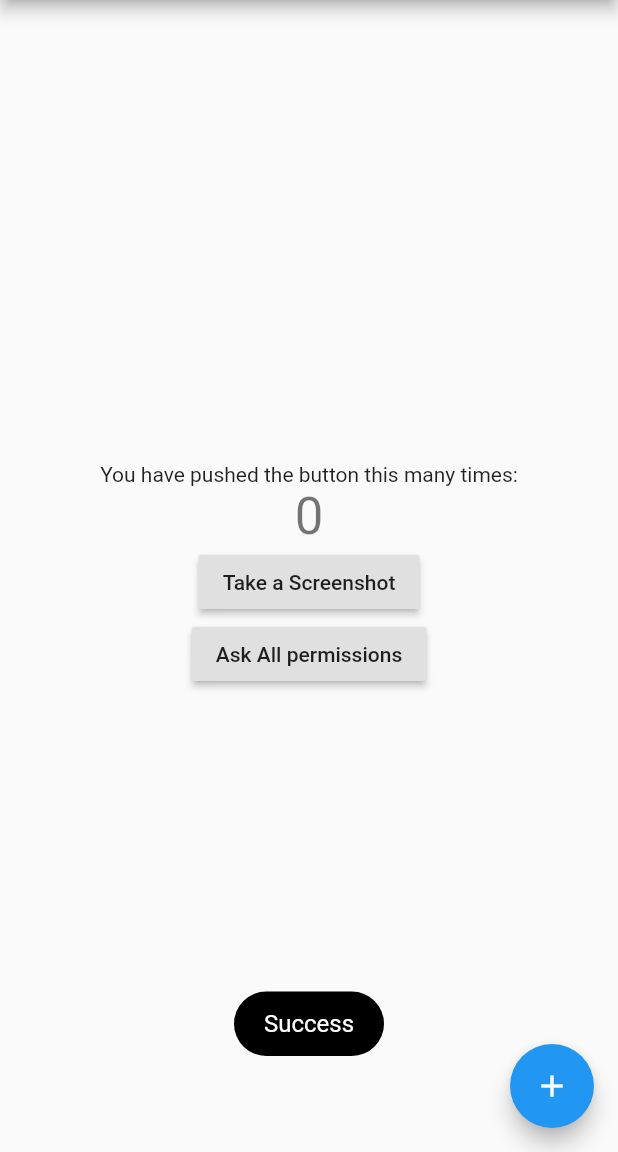
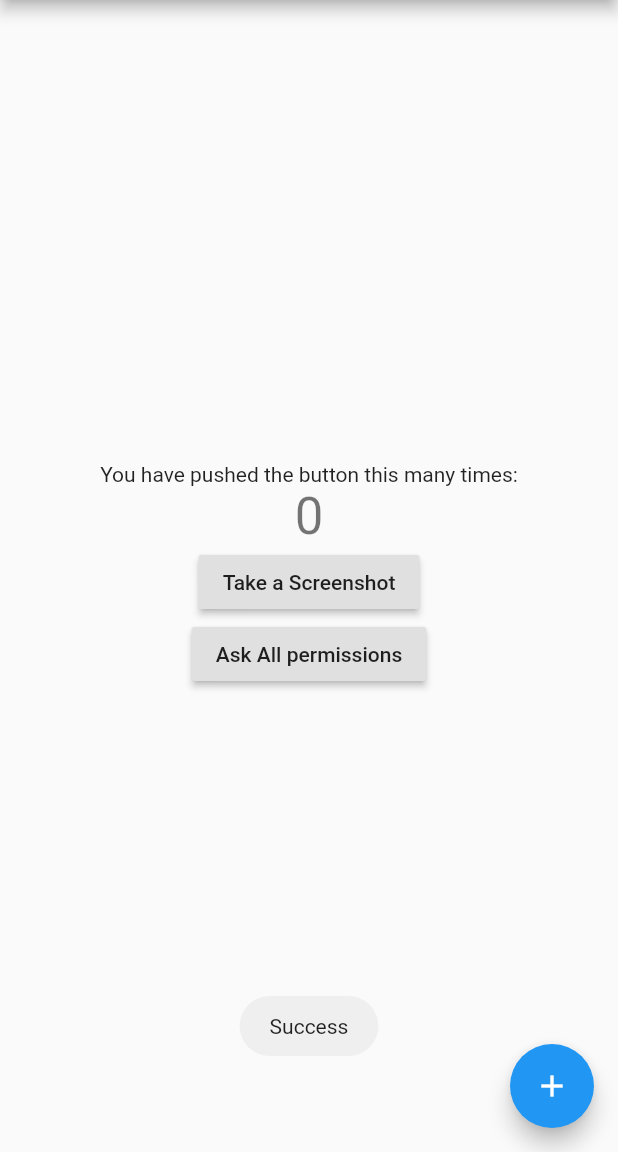
Before and after one commit to GAM3RG33K/flutter_demo_collection, a Flutter app: the screen it shows after launch, after a tap on "Take a Screenshot", on a phone screen of 412 x 824 dp, the part 84-1236 px from its top. Run offline on Flutter 3.47's test engine with Material 2 defaults, Android fonts, the phone set to English and light mode, and no system bars; our stand-ins replace bloc, equatable, flutter_bloc, fluttertoast, permission_handler, rxdart; missing offline and left inert: animation_demo, flutter_share_plugin.

```diff
--- a/flutter_screen_shot_demo/lib/main.dart
+++ b/flutter_screen_shot_demo/lib/main.dart
@@ -65,7 +65,9 @@ class _MyHomePageState extends State<MyHomePage> {
               style: Theme.of(context).textTheme.display1,
             ),
             new RaisedButton(
-              onPressed: () => GeneralUtils.takeScreenShot(previewContainer),
+              onPressed: () async {
+                await GeneralUtils.takeScreenShot(previewContainer);
+              },
               child: const Text('Take a Screenshot'),
             ),
             new RaisedButton(
--- a/flutter_screen_shot_demo/lib/utils/drawing_utils.dart
+++ b/flutter_screen_shot_demo/lib/utils/drawing_utils.dart
@@ -138,7 +138,11 @@ class DrawingUtils {
     var span = TextSpan(style: style, text: text);
 
     // get text painter to draw the text on the canvas
-    var textPainter = TextPainter(text: span);
+    var textPainter = TextPainter(
+        text: span,
+        textAlign: TextAlign.center,
+        textDirection: TextDirection.ltr);
+    textPainter.layout();
     return textPainter.width;
   }
 }
--- a/flutter_screen_shot_demo/lib/utils/general_utils.dart
+++ b/flutter_screen_shot_demo/lib/utils/general_utils.dart
@@ -2,7 +2,7 @@ import 'dart:io';
 import 'dart:typed_data';
 import 'dart:ui' as ui;
 import 'package:flutter/rendering.dart';
-import 'package:flutter/services.dart';
+import 'package:flutter_share_plugin/flutter_share_plugin.dart';
 
 import 'drawing_utils.dart';
 import 'permission_manager.dart';
@@ -75,11 +75,17 @@ class GeneralUtils {
 
         //write byte data in the created file
         imgFile.writeAsBytes(pngBytes, mode: FileMode.write);
+        share("screenshot at : ${DateTime.now()}", filePath: fileName);
       });
     };
 
     //This will perform the above task only if the required permission is granted,
     // otherwise it will ask for permission
-    PermissionManager.performTaskWithPermission(AppPermission.Storage, task);
+    await PermissionManager.performTaskWithPermission(
+        AppPermission.Storage, task);
+  }
+
+  static void share(String textContent, {String filePath}) {
+    FlutterShare.share(textContent: textContent, fileUrl: filePath);
   }
 }
--- a/flutter_screen_shot_demo/lib/utils/notification_helper.dart
+++ b/flutter_screen_shot_demo/lib/utils/notification_helper.dart
@@ -1,4 +1,3 @@
-import 'package:flutter/material.dart';
 import 'package:fluttertoast/fluttertoast.dart';
 
 /// This class will contain the utility methods to notify a user,
@@ -29,11 +28,7 @@ class NotificationHelper {
   ///   - [fontSize] : double : font size of the toast's text
   ///
   static showToast(message, isLongToast,
-      {gravity: ToastGravity.BOTTOM,
-      timeInSecIos: 1,
-      backgroundColor: Colors.black,
-      textColor: Colors.white,
-      fontSize: 16.0}) {
+      {gravity, timeInSecIos, backgroundColor, textColor, fontSize}) {
     //show a toast with given message and customizations
     Fluttertoast.showToast(
         msg: message,
--- a/flutter_screen_shot_demo/pubspec.yaml
+++ b/flutter_screen_shot_demo/pubspec.yaml
@@ -25,6 +25,9 @@ dependencies:
   permission_handler: '^3.1.0'
   # for showing Toasts in Flutter
   fluttertoast: ^3.1.0
+  # for sharing files in flutter
+  flutter_share_plugin:
+    path: ../flutter_share_plugin
 
   # The following adds the Cupertino Icons font to your application.
   # Use with the CupertinoIcons class for iOS style icons.
```
Also changed, not shown: flutter_screen_shot_demo/lib/utils/permission_manager.dart (+13 -3 lines), flutter_animation_demo/pubspec.lock (deleted), flutter_context_menu_demo/pubspec.lock (deleted), flutter_demo_github_search-master/flutter_app/pubspec.lock (deleted), flutter_gestures_demo/pubspec.lock (deleted), flutter_screen_shot_demo/pubspec.lock (deleted), flutter_theme_change_demo-master/theme_change_app_bloc/pubspec.lock (deleted), flutter_theme_change_demo-master/theme_change_app_provider/pubspec.lock (deleted), simple_animation_demo/pubspec.lock (deleted), 6 other files.
